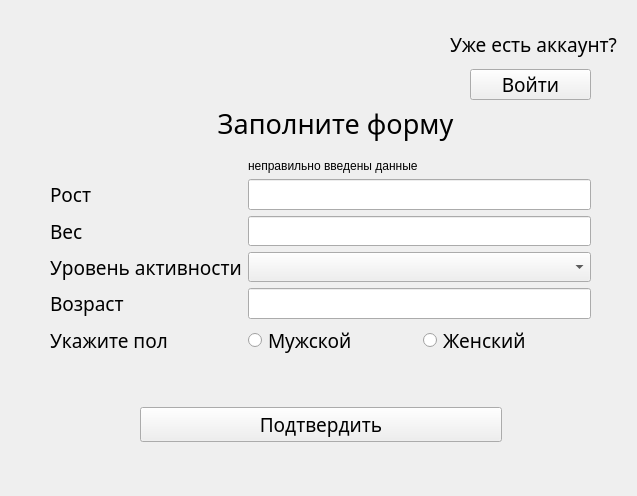
Above: RegLog.ui from TheLastie/FitnessTracker before the change. Below: the same form after it.
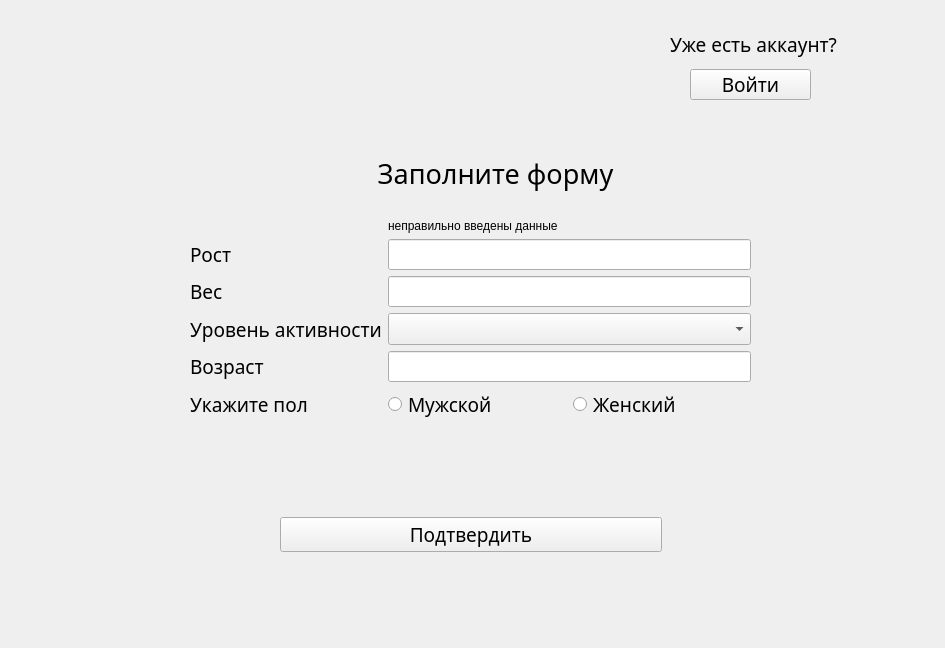
That is the form after the change. The open tabs and pages were chosen to show the change.

Commit message: Updating ui files (resize widgets)

Patch:
```diff
--- a/RegLog.ui
+++ b/RegLog.ui
@@ -6,8 +6,8 @@
    <rect>
     <x>0</x>
     <y>0</y>
-    <width>637</width>
-    <height>496</height>
+    <width>945</width>
+    <height>648</height>
    </rect>
   </property>
   <property name="windowTitle">
@@ -18,8 +18,8 @@
     <rect>
      <x>20</x>
      <y>19</y>
-     <width>621</width>
-     <height>451</height>
+     <width>901</width>
+     <height>601</height>
     </rect>
    </property>
    <property name="currentIndex">
@@ -464,9 +464,9 @@
     <widget class="QWidget" name="horizontalLayoutWidget_2">
      <property name="geometry">
       <rect>
-       <x>30</x>
-       <y>380</y>
-       <width>541</width>
+       <x>170</x>
+       <y>490</y>
+       <width>561</width>
        <height>51</height>
       </rect>
      </property>
@@ -521,10 +521,10 @@
     <widget class="QWidget" name="formLayoutWidget_2">
      <property name="geometry">
       <rect>
-       <x>30</x>
-       <y>140</y>
-       <width>541</width>
-       <height>196</height>
+       <x>170</x>
+       <y>200</y>
+       <width>561</width>
+       <height>230</height>
       </rect>
      </property>
      <layout class="QFormLayout" name="formLayout_2">
@@ -693,8 +693,8 @@
     <widget class="QLabel" name="registration_2">
      <property name="geometry">
       <rect>
-       <x>170</x>
-       <y>80</y>
+       <x>330</x>
+       <y>130</y>
        <width>291</width>
        <height>48</height>
       </rect>
@@ -722,7 +722,7 @@
     <widget class="QPushButton" name="enterButton2">
      <property name="geometry">
       <rect>
-       <x>450</x>
+       <x>670</x>
        <y>50</y>
        <width>121</width>
        <height>31</height>
@@ -741,9 +741,9 @@
     <widget class="QLabel" name="login_quest2">
      <property name="geometry">
       <rect>
-       <x>430</x>
+       <x>650</x>
        <y>10</y>
-       <width>181</width>
+       <width>201</width>
        <height>31</height>
       </rect>
      </property>
```
Left out of the diff: 46 changed lines with no effect on the pictures. The commit also changes 2 other files.
